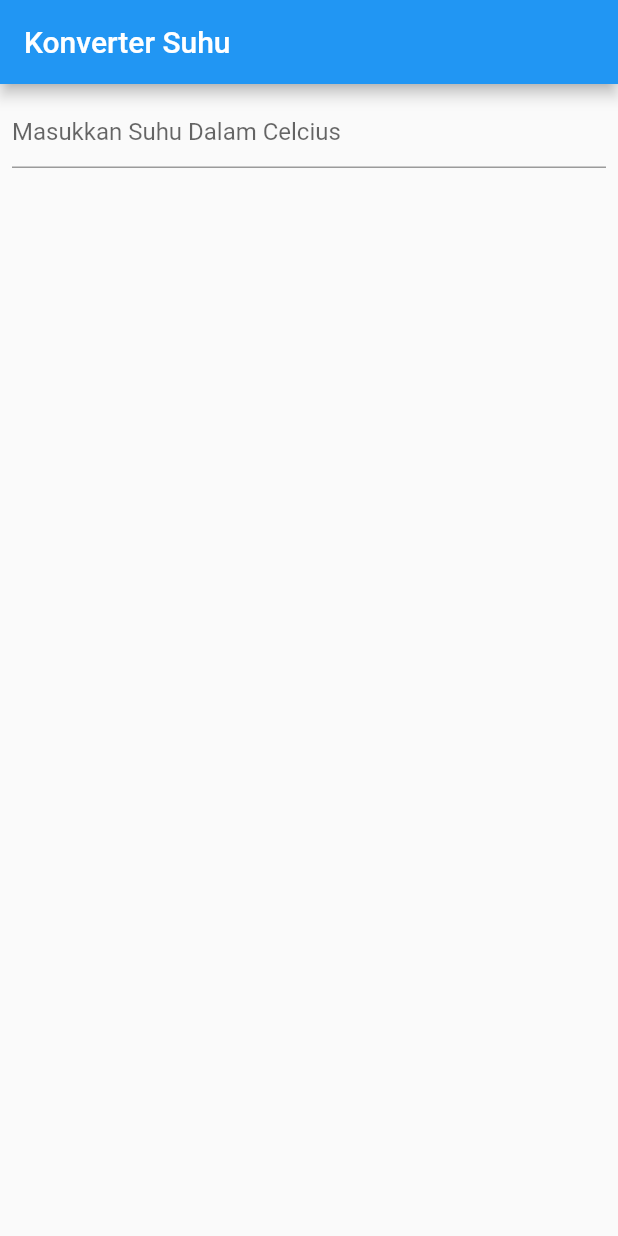
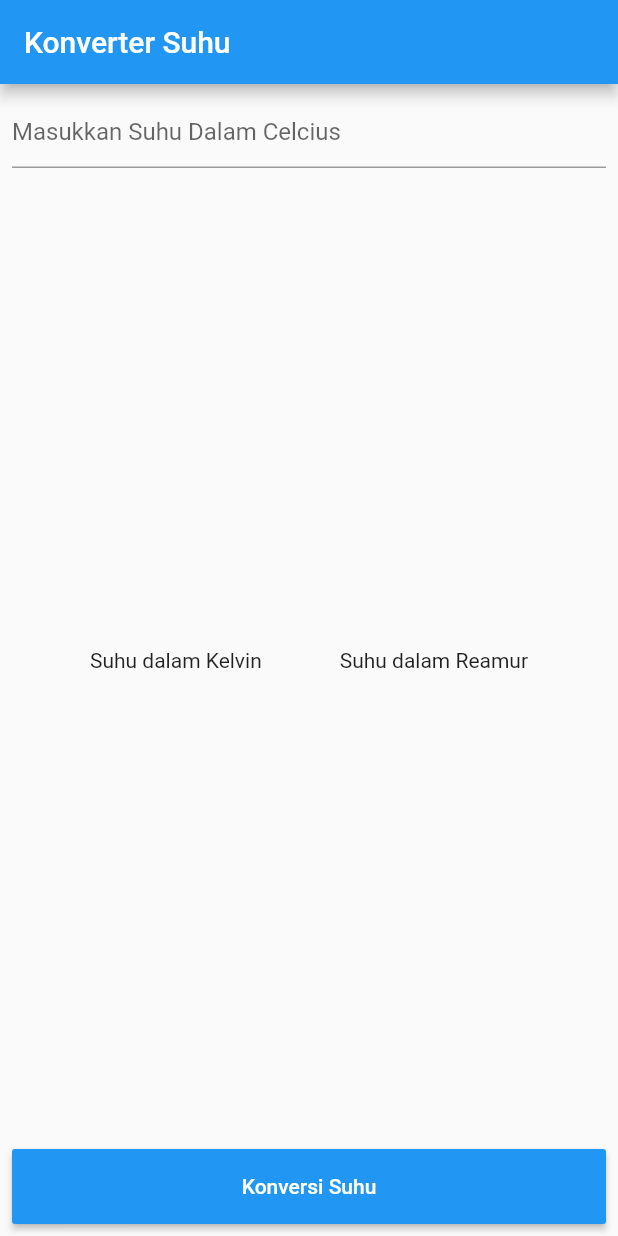
Before and after one commit to chafidhoturrochimah/flutter_aplikasi_statefull_widget, a Flutter app: the screen it shows after launch, on a phone screen of 412 x 824 dp. Run offline on Flutter 3.47's test engine with Material 2 defaults, Android fonts, the phone set to English and light mode, and no system bars.

Commit message:
Konversi desain widget

```diff
--- a/lib/main.dart
+++ b/lib/main.dart
@@ -33,9 +33,52 @@ class MyApp extends StatelessWidget {
                     hintText: 'Masukkan Suhu Dalam Celcius',
                   ),
                 ),
-              ],
-            ),
+
+                Expanded(
+                  child: Row (
+                    mainAxisAlignment: MainAxisAlignment.spaceEvenly,
+                    children: <Widget> [
+                      Column(
+                        mainAxisAlignment: MainAxisAlignment.center,
+                        children: <Widget> [
+                          Text('Suhu dalam Kelvin',
+                          style: TextStyle(height: 1.5)
+                          ),
+                          //Text('$_kelvin', style: TextStyle(fontSize: 20)),
+                        ],
+                      ),
+
+                      Column(
+                        mainAxisAlignment: MainAxisAlignment.center,
+                        children: <Widget> [
+                          Text('Suhu dalam Reamur',
+                          style: TextStyle(height: 1.5)
+                          ),
+                          //Text('$_reamur', style: TextStyle(fontSize: 20)),
+                        ],
+                      ),
+                    ],
+                  ),
+                ),
+
+                SizedBox(
+                  width: 420,
+                  height: 50,
+                  child: (
+                    // ignore: deprecated_member_use
+                    RaisedButton(
+                      onPressed: (){},
+                      color: Colors.blue,
+                      hoverColor: Colors.blueGrey,
+                      textColor: Colors.white,
+                      child: const Text('Konversi Suhu'),
+                    )
+                  ),
+                )
+            ],
           ),
-        ));
+        ),
+      )
+    );
   }
 }
```
